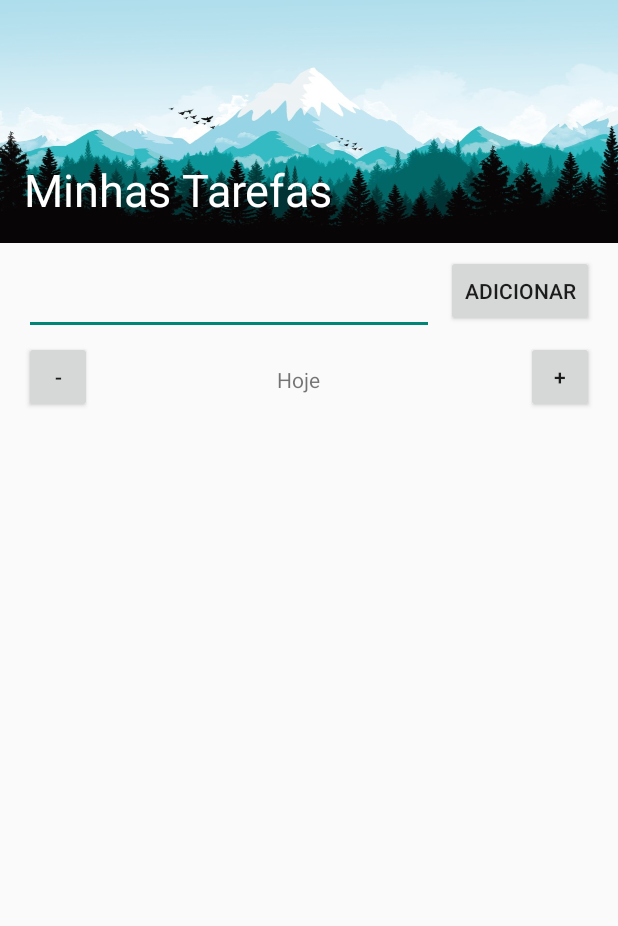
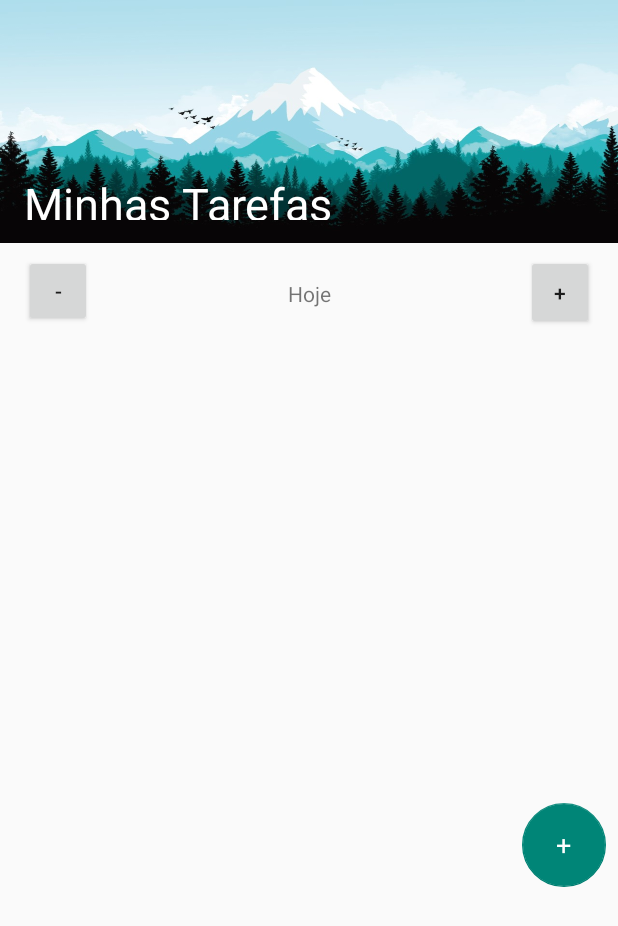
Before and after one commit to renankaic/android_simple_to_do_list, an Android app: the screen it shows after launch (MainActivity), on a phone screen of 412 x 824 dp. Shown: the top 926 px of the screen. Run offline under Robolectric (Android 15) with nearby library versions, the phone set to English and light mode, and no system bars.

Commit message:
Implementation of FAB Button and some improvements in layout

```diff
--- a/app/build.gradle
+++ b/app/build.gradle
@@ -27,4 +27,5 @@ dependencies {
     testImplementation 'junit:junit:4.12'
     androidTestImplementation 'com.android.support.test:runner:1.0.2'
     androidTestImplementation 'com.android.support.test.espresso:espresso-core:3.0.2'
+    implementation 'com.android.support:design:27.1.0'
 }
--- a/app/src/main/java/cursoandroid/com/todolist_sqlite/MainActivity.java
+++ b/app/src/main/java/cursoandroid/com/todolist_sqlite/MainActivity.java
@@ -13,16 +13,19 @@ import android.graphics.drawable.ColorDrawable;
 import android.os.Build;
 import android.os.Bundle;
 
+import android.support.design.widget.FloatingActionButton;
 import android.support.v4.content.ContextCompat;
 import android.text.SpannableString;
 import android.text.style.ForegroundColorSpan;
 import android.text.style.StrikethroughSpan;
+import android.view.LayoutInflater;
 import android.view.MotionEvent;
 import android.view.View;
 import android.view.WindowManager;
 import android.widget.AdapterView;
 import android.widget.ArrayAdapter;
 import android.widget.Button;
+import android.widget.CompoundButton;
 import android.widget.DatePicker;
 import android.widget.EditText;
 import android.widget.ListView;
@@ -44,14 +47,14 @@ public class MainActivity extends Activity {
     //Date fonts
     //https://www.youtube.com/watch?v=hwe1abDO2Ag
 
-    private EditText textNewTask;
+
     private ListView listTaskList;
     private SQLiteDatabase database;
     private TextView dayOfTasks;
-    private Button btAddTask;
     private Button btAdvanceADay;
     private Button btReturnADay;
     private DatePickerDialog.OnDateSetListener mDateSetListener;
+    private FloatingActionButton fabNewTaskButton;
 
     private ArrayList<Integer> idsTarefas;
 
@@ -62,7 +65,7 @@ public class MainActivity extends Activity {
 
     @SuppressLint("ClickableViewAccessibility")
     @Override
-    protected void onCreate(Bundle savedInstanceState) {
+    protected void onCreate(final Bundle savedInstanceState) {
         super.onCreate(savedInstanceState);
         setContentView(R.layout.activity_main);
         this.getWindow().setSoftInputMode(WindowManager.LayoutParams.SOFT_INPUT_STATE_ALWAYS_HIDDEN);
@@ -102,12 +105,9 @@ public class MainActivity extends Activity {
             getWindow().clearFlags(WindowManager.LayoutParams.FLAG_TRANSLUCENT_STATUS);
         }
 
-
-
         try {
             //Activity components
-            textNewTask = findViewById(R.id.textoId);
-            btAddTask = findViewById(R.id.botaoAdicionarId);
+            fabNewTaskButton = findViewById(R.id.addNewTaskFAB);
             dayOfTasks = findViewById(R.id.textDayOfTasks);
             btAdvanceADay = findViewById(R.id.btAvancaDia);
             btReturnADay = findViewById(R.id.btRetornaDia);
@@ -125,19 +125,6 @@ public class MainActivity extends Activity {
 
             //Sets the actual day in textview
             dayOfTasks.setText("Hoje");
-
-            //Save task button
-            btAddTask.setOnClickListener(new View.OnClickListener() {
-                @Override
-                public void onClick(View v) {
-                    String textoTarefa = textNewTask.getText().toString();
-
-                    if( !textoTarefa.equals("")) {
-                        saveTask(textoTarefa);
-                        textNewTask.setText("");
-                    }
-                }
-            });
 
             //Change day buttons
             //advance
@@ -195,6 +182,48 @@ public class MainActivity extends Activity {
 
                     AlertDialog alertDialog = builder.create();
                     alertDialog.show();
+                }
+            });
+
+            //http://android.pcsalt.com/create-alertdialog-with-custom-layout-using-xml-layout/
+            //Fab button to initalize the fab
+            fabNewTaskButton.setOnClickListener(new View.OnClickListener() {
+                @Override
+                public void onClick(View v) {
+
+                    LayoutInflater inflater = getLayoutInflater();
+                    View alertLayout = inflater.inflate(R.layout.layout_newtask_dialog, null);
+                    final EditText newTaskName = alertLayout.findViewById(R.id.editNewTaskName);
+
+                    AlertDialog.Builder alert = new AlertDialog.Builder(MainActivity.this);
+                    alert.setTitle("Digite a nova tarefa");
+
+                    // this is set the view from XML inside AlertDialog
+                    alert.setView(alertLayout);
+
+                    // disallow cancel of AlertDialog on click of back button and outside touch
+                    alert.setCancelable(false);
+                    alert.setNegativeButton("Cancelar", new DialogInterface.OnClickListener() {
+                        @Override
+                        public void onClick(DialogInterface dialog, int which) {
+
+                        }
+                    });
+
+                    alert.setPositiveButton("OK", new DialogInterface.OnClickListener() {
+                        @Override
+                        public void onClick(DialogInterface dialog, int which) {
+                            String taskText = newTaskName.getText().toString();
+
+                            if( !taskText.equals("")) {
+                                saveTask(taskText);
+                                newTaskName.setText("");
+                            }
+                        }
+                    });
+
+                    AlertDialog dialog = alert.create();
+                    dialog.show();
                 }
             });
 
@@ -269,7 +298,6 @@ public class MainActivity extends Activity {
             if (!text.equals("")) {
 
                 database.execSQL("INSERT INTO tarefas (tarefa, concluida, dataParaConclusao) VALUES ('" + text + "', 'N', '" + selectedDate + "')");
-                Toast.makeText(this, "Tarefa salva com sucesso!", Toast.LENGTH_SHORT).show();
                 getAllTasksFromDate();
 
             }  else {
@@ -333,7 +361,6 @@ public class MainActivity extends Activity {
         try{
 
             database.execSQL("DELETE FROM tarefas WHERE id = " + id);
-            Toast.makeText(MainActivity.this, "Tarefa removida com sucesso", Toast.LENGTH_SHORT).show();
             getAllTasksFromDate();
 
         } catch (Exception e){
--- a/app/src/main/res/layout/activity_main.xml
+++ b/app/src/main/res/layout/activity_main.xml
@@ -3,15 +3,56 @@
     xmlns:app="http://schemas.android.com/apk/res-auto"
     xmlns:tools="http://schemas.android.com/tools"
     android:layout_width="match_parent"
-    android:layout_height="wrap_content"
+    android:layout_height="match_parent"
     android:fitsSystemWindows="true"
     tools:context=".MainActivity">
 
     <android.support.constraint.ConstraintLayout
         android:layout_width="match_parent"
-        android:layout_height="wrap_content"
+        android:layout_height="match_parent"
         >
 
+        <ListView
+            android:id="@+id/listViewId"
+            android:layout_width="326dp"
+            android:layout_height="357dp"
+            android:layout_marginBottom="8dp"
+            android:layout_marginEnd="8dp"
+            android:layout_marginStart="8dp"
+            android:layout_marginTop="8dp"
+            android:scrollbars="horizontal"
+            app:layout_constraintBottom_toBottomOf="parent"
+            app:layout_constraintEnd_toEndOf="@+id/frameLayout"
+            app:layout_constraintHorizontal_bias="1.0"
+            app:layout_constraintStart_toStartOf="parent"
+            app:layout_constraintTop_toBottomOf="@+id/btRetornaDia" />
+
+        <FrameLayout
+            android:id="@+id/frameLayout"
+            android:layout_width="wrap_content"
+            android:layout_height="wrap_content"
+            android:layout_gravity="bottom|end"
+            android:layout_marginEnd="8dp"
+            app:layout_constraintBottom_toBottomOf="parent"
+            app:layout_constraintEnd_toEndOf="parent">
+
+            <android.support.design.widget.FloatingActionButton
+                android:id="@+id/addNewTaskFAB"
+                android:layout_width="wrap_content"
+                android:layout_height="wrap_content"
+                android:elevation="0dp"
+                android:src="@android:color/transparent"
+                app:elevation="0dp" />
+
+            <TextView
+                android:layout_width="wrap_content"
+                android:layout_height="wrap_content"
+                android:layout_gravity="center"
+                android:text="+"
+                android:textAppearance="?android:attr/textAppearanceMedium"
+                android:textColor="@android:color/white" />
+
+        </FrameLayout>
 
         <ImageView
             android:id="@+id/imageView3"
@@ -26,7 +67,7 @@
         <TextView
             android:id="@+id/textView"
             android:layout_width="wrap_content"
-            android:layout_height="42dp"
+            android:layout_height="31dp"
             android:layout_marginBottom="8dp"
             android:layout_marginStart="16dp"
             android:layout_marginTop="56dp"
@@ -38,62 +79,25 @@
             app:layout_constraintTop_toTopOf="parent"
             app:layout_constraintVertical_bias="0.892" />
 
-        <ListView
-            android:id="@+id/listViewId"
-            android:layout_width="324dp"
-            android:layout_height="315dp"
-            android:layout_marginBottom="8dp"
-            android:layout_marginEnd="8dp"
-            android:layout_marginTop="64dp"
-            app:layout_constraintBottom_toBottomOf="parent"
-            app:layout_constraintEnd_toEndOf="@+id/botaoAdicionarId"
-            app:layout_constraintHorizontal_bias="0.0"
-            app:layout_constraintStart_toStartOf="@+id/textoId"
-            app:layout_constraintTop_toBottomOf="@+id/textoId" />
-
-        <Button
-            android:id="@+id/botaoAdicionarId"
-            android:layout_width="wrap_content"
-            android:layout_height="wrap_content"
-            android:layout_marginEnd="16dp"
-            android:layout_marginTop="8dp"
-            android:text="@string/botao_adicionar"
-            app:layout_constraintEnd_toEndOf="parent"
-            app:layout_constraintTop_toBottomOf="@+id/imageView3" />
-
-        <EditText
-            android:id="@+id/textoId"
-            android:layout_width="0dp"
-            android:layout_height="wrap_content"
-            android:layout_marginEnd="8dp"
-            android:layout_marginStart="16dp"
-            android:layout_marginTop="16dp"
-            android:ems="10"
-            android:inputType="textLongMessage"
-            app:layout_constraintEnd_toStartOf="@+id/botaoAdicionarId"
-            app:layout_constraintHorizontal_bias="0.0"
-            app:layout_constraintStart_toStartOf="parent"
-            app:layout_constraintTop_toBottomOf="@+id/imageView3" />
-
         <Button
             android:id="@+id/btRetornaDia"
             android:layout_width="45dp"
             android:layout_height="wrap_content"
             android:layout_marginStart="16dp"
-            android:layout_marginTop="4dp"
+            android:layout_marginTop="8dp"
             android:text="@string/return_day"
             app:layout_constraintStart_toStartOf="parent"
-            app:layout_constraintTop_toBottomOf="@+id/textoId" />
+            app:layout_constraintTop_toBottomOf="@+id/imageView3" />
 
         <Button
             android:id="@+id/btAvancaDia"
             android:layout_width="45dp"
-            android:layout_height="wrap_content"
+            android:layout_height="50dp"
             android:layout_marginEnd="16dp"
-            android:layout_marginTop="4dp"
+            android:layout_marginTop="8dp"
             android:text="@string/advance_day"
             app:layout_constraintEnd_toEndOf="parent"
-            app:layout_constraintTop_toBottomOf="@+id/textoId" />
+            app:layout_constraintTop_toBottomOf="@+id/imageView3" />
 
         <TextView
             android:id="@+id/textDayOfTasks"
@@ -101,11 +105,11 @@
             android:layout_height="wrap_content"
             android:layout_marginEnd="8dp"
             android:layout_marginStart="8dp"
-            android:layout_marginTop="20dp"
+            android:layout_marginTop="24dp"
             app:layout_constraintEnd_toStartOf="@+id/btAvancaDia"
-            app:layout_constraintHorizontal_bias="0.472"
             app:layout_constraintStart_toEndOf="@+id/btRetornaDia"
-            app:layout_constraintTop_toBottomOf="@+id/textoId" />
+            app:layout_constraintTop_toBottomOf="@+id/imageView3" />
+
     </android.support.constraint.ConstraintLayout>
 
 </ScrollView>
```
Also changed, not shown: app/src/main/res/layout/layout_newtask_dialog.xml (added, +23 -0 lines).
